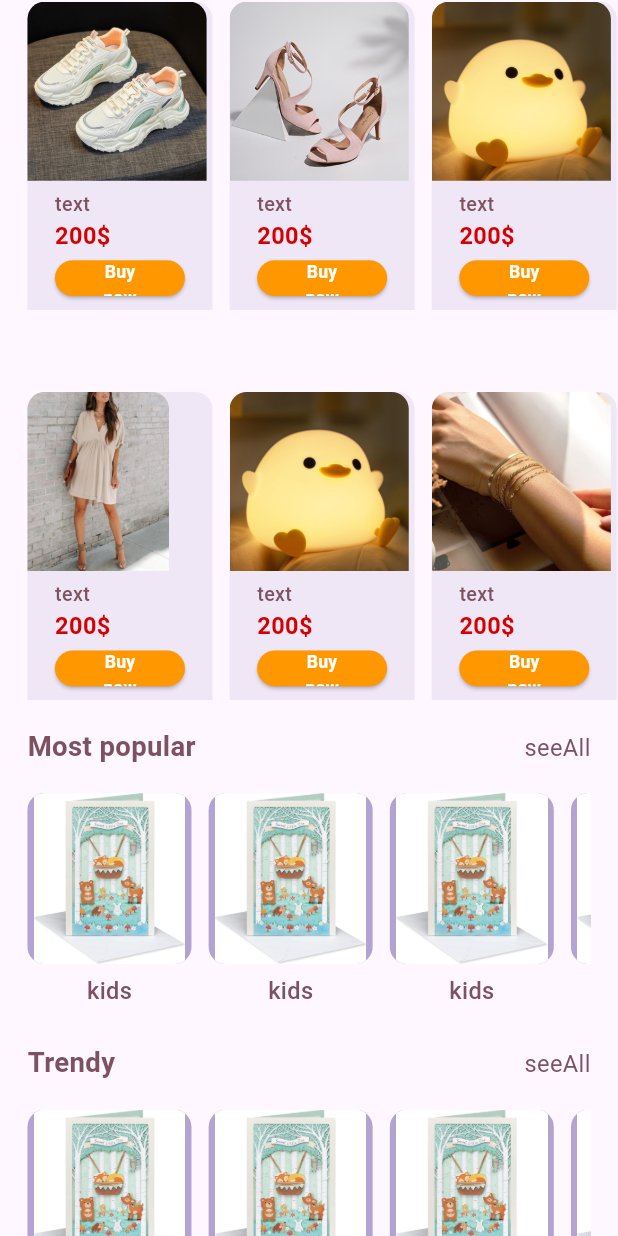
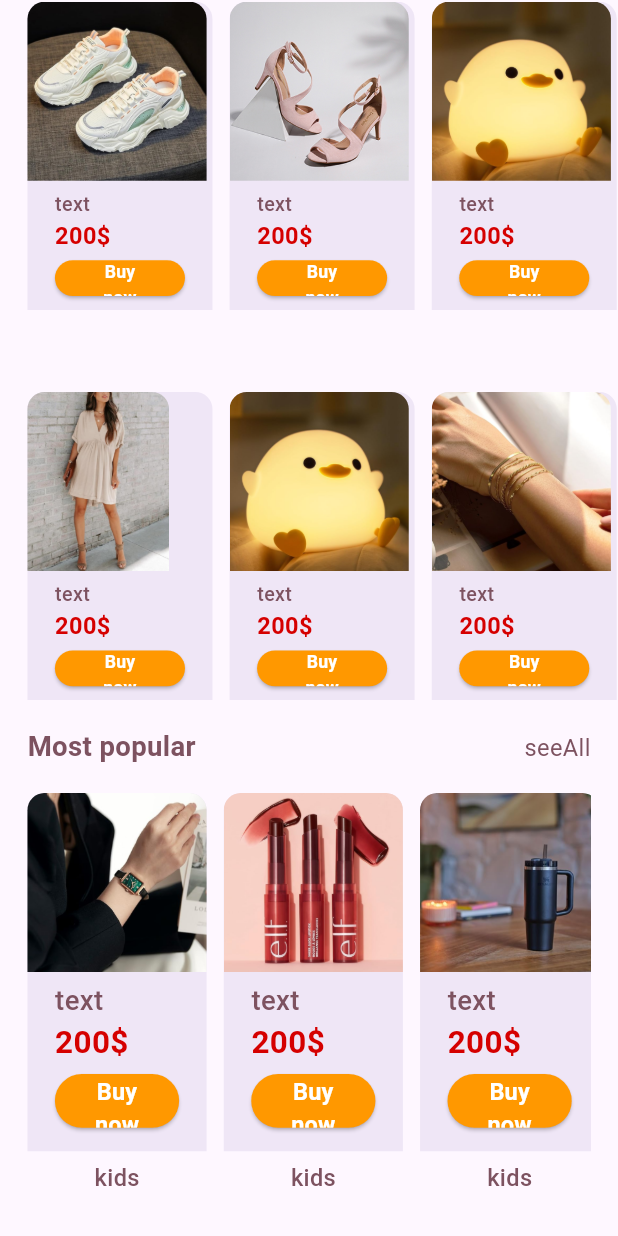
Before and after one commit to Tasneem-Zaareer/ecommerce_app, a Flutter app: the screen it shows after launch, scrolled down 576 dp, on a phone screen of 412 x 824 dp. Run offline on Flutter 3.47's test engine with Material 3 defaults, Android fonts, the light colour scheme and no system bars; our stand-ins replace cached_network_image, easy_localization, flutter_screenutil; Roboto replaces fonts that are missing (SF Pro Display).

Commit message:
edit products lists

```diff
--- a/lib/features/categories/view/all_category_products_view.dart
+++ b/lib/features/categories/view/all_category_products_view.dart
@@ -64,6 +64,7 @@ class AllCategoryViewProducts extends StatelessWidget {
                 ),
                 itemBuilder: (context, index) => ProductCard(
                   productImage: productsList,
+                  productLink: '',
                 ),
               ),
             ),
--- a/lib/features/home/for_you_products/for_you_products_list.dart
+++ b/lib/features/home/for_you_products/for_you_products_list.dart
@@ -48,6 +48,7 @@ class ForYouProductsList extends StatelessWidget {
               productPriceFontSize: 12.sp,
               buyNowButtonHeight: 20.h,
               buyNowButtonFontSize: 9.sp,
+              productLink: forYouproductsListItems[index].productLink,
             )),
       ),
     );
--- a/lib/features/home/view/home.dart
+++ b/lib/features/home/view/home.dart
@@ -83,6 +83,83 @@ class HomeView extends StatelessWidget {
         productLink: 'https://amzn.to/4fBCFix',
       ),
     ];
+
+    List<ProductModel> mostPopularProductsList = [
+      ProductModel(
+        productName: 'productName',
+        productDescription: 'productDescription',
+        productImage: AppImages.categoryWatchesImage,
+        productPrice: '30\$',
+        productLink: 'https://amzn.to/4fBCFix',
+      ),
+      ProductModel(
+        productName: 'productName',
+        productDescription: 'productDescription',
+        productImage: AppImages.categoryBeautyImage,
+        productPrice: '1130\$',
+        productLink: 'https://amzn.to/4fBCFix',
+      ),
+      ProductModel(
+        productName: 'productName',
+        productDescription: 'productDescription',
+        productImage: AppImages.categoryMenImage,
+        productPrice: '300\$',
+        productLink: 'https://amzn.to/4fBCFix',
+      ),
+      ProductModel(
+        productName: 'productName',
+        productDescription: 'productDescription',
+        productImage: AppImages.categoryBagImage,
+        productPrice: '1130\$',
+        productLink: 'https://amzn.to/4fBCFix',
+      ),
+      ProductModel(
+        productName: 'productName',
+        productDescription: 'productDescription',
+        productImage: AppImages.categoryKidsImage,
+        productPrice: '300\$',
+        productLink: 'https://amzn.to/4fBCFix',
+      ),
+    ];
+
+    List<ProductModel> trendyProductsList = [
+      ProductModel(
+        productName: 'productName',
+        productDescription: 'productDescription',
+        productImage: AppImages.categoryLuggageImage,
+        productPrice: '30\$',
+        productLink: 'https://amzn.to/4fBCFix',
+      ),
+      ProductModel(
+        productName: 'productName',
+        productDescription: 'productDescription',
+        productImage: AppImages.categoryBagImage,
+        productPrice: '1130\$',
+        productLink: 'https://amzn.to/4fBCFix',
+      ),
+      ProductModel(
+        productName: 'productName',
+        productDescription: 'productDescription',
+        productImage: AppImages.categoryKidsImage,
+        productPrice: '300\$',
+        productLink: 'https://amzn.to/4fBCFix',
+      ),
+      ProductModel(
+        productName: 'productName',
+        productDescription: 'productDescription',
+        productImage: AppImages.categoryBeautyImage,
+        productPrice: '1130\$',
+        productLink: 'https://amzn.to/4fBCFix',
+      ),
+      ProductModel(
+        productName: 'productName',
+        productDescription: 'productDescription',
+        productImage: AppImages.categoryMenImage,
+        productPrice: '300\$',
+        productLink: 'https://amzn.to/4fBCFix',
+      ),
+    ];
+
     return Scaffold(
       body: SafeArea(
         child: ListView(
@@ -103,7 +180,7 @@ class HomeView extends StatelessWidget {
             ),
             const HomeCategoriesList(),
             TitleSection(title: tr('forYou')),
-             ForYouProductsList(
+            ForYouProductsList(
               forYouproductsListItems: ForYouproductsList,
             ),
             TitleSection(
@@ -120,7 +197,10 @@ class HomeView extends StatelessWidget {
                 );
               },
             ),
-            const CustomCategoryList(categoryName: 'Most Popular'),
+            CustomCategoryList(
+              categoryName: 'Most Popular',
+              productsList: mostPopularProductsList,
+            ),
             TitleSection(
               title: tr('trendy'),
               subtitle: tr('seeAll'),
@@ -135,7 +215,10 @@ class HomeView extends StatelessWidget {
                 );
               },
             ),
-            const CustomCategoryList(categoryName: 'Trendy'),
+            CustomCategoryList(
+              categoryName: 'Trendy',
+              productsList: trendyProductsList,
+            ),
           ],
         ),
       ),
--- a/lib/features/home/view/widgets/custom_category_list.dart
+++ b/lib/features/home/view/widgets/custom_category_list.dart
@@ -1,6 +1,8 @@
 import 'package:easy_localization/easy_localization.dart';
 import 'package:ecommerce_app/core/constants/image_path.dart';
 import 'package:ecommerce_app/core/widgets/general/custom_text.dart';
+import 'package:ecommerce_app/features/products/view_model/product_model.dart';
+import 'package:ecommerce_app/features/products/views/product_card.dart';
 import 'package:ecommerce_app/features/products/views/product_details_view.dart';
 import 'package:flutter/material.dart';
 import 'package:flutter_screenutil/flutter_screenutil.dart';
@@ -8,9 +10,11 @@ import '../../../../core/widgets/general/custom_container.dart';
 
 class CustomCategoryList extends StatelessWidget {
   final String categoryName;
+  final List<ProductModel> productsList;
   const CustomCategoryList({
     super.key,
     required this.categoryName,
+    required this.productsList,
   });
 
   @override
@@ -18,7 +22,7 @@ class CustomCategoryList extends StatelessWidget {
     return Padding(
       padding: EdgeInsets.symmetric(horizontal: 16.w),
       child: Container(
-        height: 125.h,
+        height: 250.h,
         child: ListView.separated(
           scrollDirection: Axis.horizontal,
           itemBuilder: (context, index) => Column(
@@ -27,30 +31,27 @@ class CustomCategoryList extends StatelessWidget {
                   onTap: () => {
                         Navigator.of(context).push(
                           MaterialPageRoute(
-                      builder: (context) => const ProductDetailsView(
-                        productImage: '',
-                        productName: 'productName',
-                        productDescription: 'productDescription',
-                        productPrice: '20\$',
-                        productLink: 'https://amzn.to/4fBCFix',
+                            builder: (context) => ProductDetailsView(
+                              productImage: productsList[index].productImage,
+                              productName: productsList[index].productName,
+                              productDescription:
+                                  productsList[index].productDescription,
+                              productPrice: productsList[index].productPrice,
+                              productLink: productsList[index].productLink,
                             ),
                           ),
                         ),
                       },
-                child: CustomContainer(
-                  decoration: BoxDecoration(
-                    color:
-                        Theme.of(context).colorScheme.primary.withOpacity(0.5),
-                    borderRadius: BorderRadius.circular(10.r),
+                  child: Container(
+                    height: 200.h,
+                    width: 100.h,
+                    child: ProductCard(
+                      productImage: productsList[index].productImage,
+                      productLink: productsList[index].productLink,
+                      productImageHeight: 100.h,
+                      productImageWidth: 100.h,
                     ),
-                  height: 80.h,
-                  width: 80.h,
-                  child: ClipRRect(
-                    borderRadius: BorderRadius.circular(10.r),
-                    child: Image.asset(AppImages.categoryTestImage2),
-                  ),
-                ),
-              ),
+                  )),
               SizedBox(height: 5.h),
               CustomText(
                 text: tr('kids'),
@@ -59,7 +60,7 @@ class CustomCategoryList extends StatelessWidget {
             ],
           ),
           separatorBuilder: (context, index) => SizedBox(width: 10.w),
-          itemCount: 10,
+          itemCount: productsList.length,
         ),
       ),
     );
--- a/lib/features/products/views/product_card.dart
+++ b/lib/features/products/views/product_card.dart
@@ -3,12 +3,16 @@ import 'package:ecommerce_app/core/widgets/buttons/custom_button.dart';
 import 'package:ecommerce_app/core/widgets/general/custom_text.dart';
 import 'package:flutter/material.dart';
 import 'package:flutter_screenutil/flutter_screenutil.dart';
+import 'package:url_launcher/url_launcher.dart';
 
 import '../../../core/widgets/general/custom_container.dart';
 
 class ProductCard extends StatelessWidget {
   final String productImage;
+  final String productLink;
+
   final double? productImageHeight;
+  final double? productImageWidth;
   final double? productNameFontSize;
   final double? productPriceFontSize;
   final double? buyNowButtonHeight;
@@ -17,11 +21,13 @@ class ProductCard extends StatelessWidget {
   const ProductCard({
     super.key,
     required this.productImage,
+    required this.productLink,
     this.productImageHeight,
     this.productNameFontSize,
     this.productPriceFontSize,
     this.buyNowButtonHeight,
     this.buyNowButtonFontSize,
+    this.productImageWidth,
   });
 
   @override
@@ -46,6 +52,7 @@ class ProductCard extends StatelessWidget {
               productImage,
               fit: BoxFit.cover,
               height: productImageHeight ?? 140.h,
+              width: productImageWidth,
             ),
           ),
           Padding(
@@ -72,7 +79,11 @@ class ProductCard extends StatelessWidget {
                   textColor: Colors.white,
                   fontSize: buyNowButtonFontSize ?? 12.sp,
                   fontWeight: FontWeight.w600,
-                  onPressed: () {},
+                  onPressed: () async {
+                    await launchUrl(
+                      Uri.parse(productLink),
+                    );
+                  },
                 )
               ],
             ),
```
Lines whose indentation alone changed are shown as unchanged.
